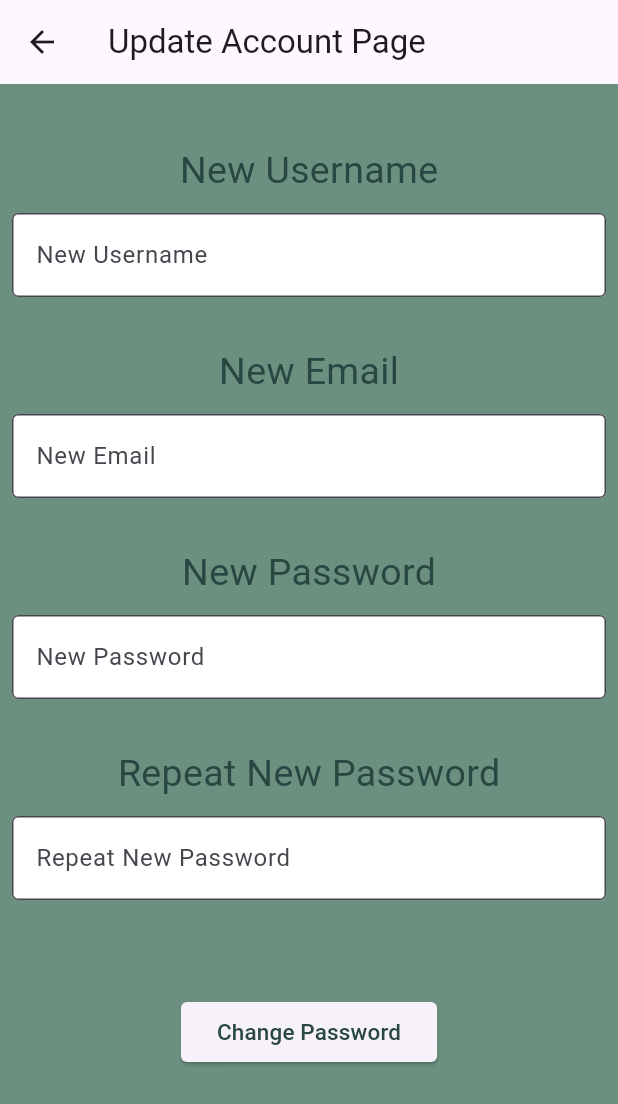
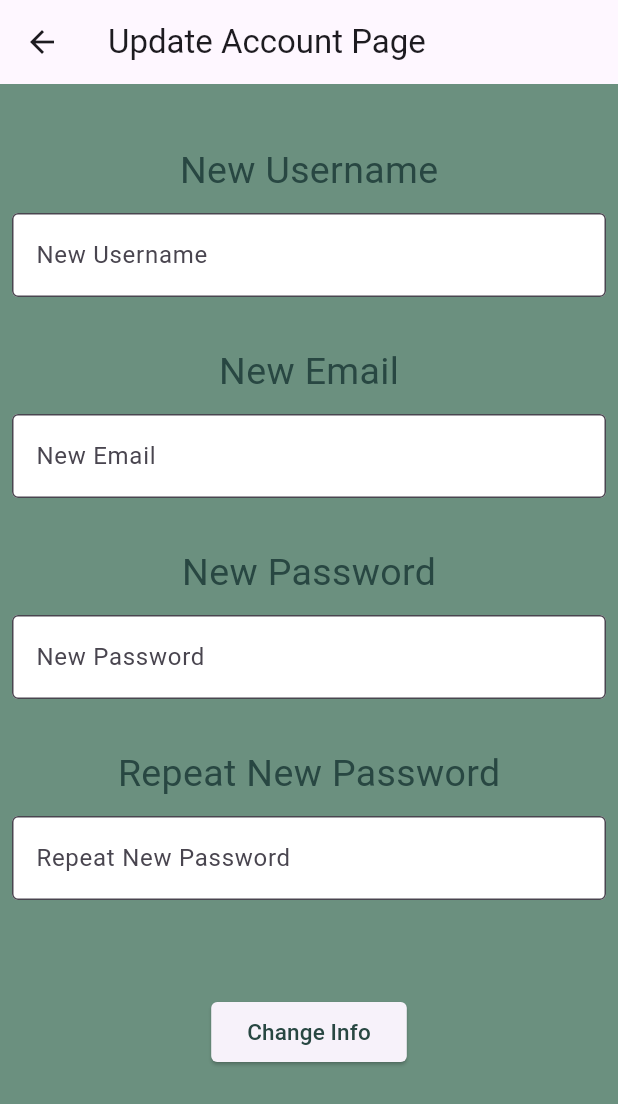
Before and after one commit to inginerie-software-2023-2024/proiect-inginerie-software-scienceteam, a Flutter app: the UpdateAccountPage screen opened directly, on a phone screen of 412 x 824 dp. Shown: the top 1104 px of the screen. Run offline on Flutter 3.47's test engine with Material 3 defaults, Android fonts, the light colour scheme and no system bars; our stand-ins replace image_picker, shared_preferences, uni_links; missing offline and left inert: mongo_dart; accounts and stored records are empty.

Commit message:
Update button
Updated buttons

```diff
--- a/aplicatie1/proiect_2/lib/main.dart
+++ b/aplicatie1/proiect_2/lib/main.dart
@@ -1550,7 +1550,7 @@ class UpdateAccountPage extends StatelessWidget {
                   newUsernameController.clear();
                   newEmailController.clear();
                 },
-                child: const Text('Change Password', style: TextStyle(color: Color.fromARGB(255, 40, 71, 66), fontSize: 15)),
+                child: const Text('Change Info', style: TextStyle(color: Color.fromARGB(255, 40, 71, 66), fontSize: 15)),
               ),
             ],
           ),
@@ -1742,6 +1742,35 @@ class _DashboardScreenState extends State<DashboardScreen> {
 
   final TransformationController _controller = TransformationController();
 
+  // Future<void> _fetchPlots() async {
+  //   SharedPreferences prefs = await SharedPreferences.getInstance();
+  //   var accessToken = prefs.getString('accessToken');
+  //   print(accessToken);
+
+  //   final response1 = await http.get(
+  //     Uri.parse(plotUrl),
+  //     headers: {
+  //       'Authorization': 'Bearer $accessToken',
+  //     },
+  //   );
+  //   print(response1.statusCode);
+
+  //   final response2 = await http.get(
+  //     Uri.parse(plotUrl2),
+  //     headers: {
+  //       'Authorization': 'Bearer $accessToken',
+  //     },
+  //   );
+  //   print(" ");
+  //   print(response2.statusCode);
+
+  //   if (response1.statusCode == 200 && response2.statusCode == 200) {
+  //     setState(() {});
+  //   } else {
+  //     throw Exception('Failed to load plots');
+  //   }
+  // }
+
   @override
   void dispose() {
     _controller.removeListener(_maintainMinScale);
```
